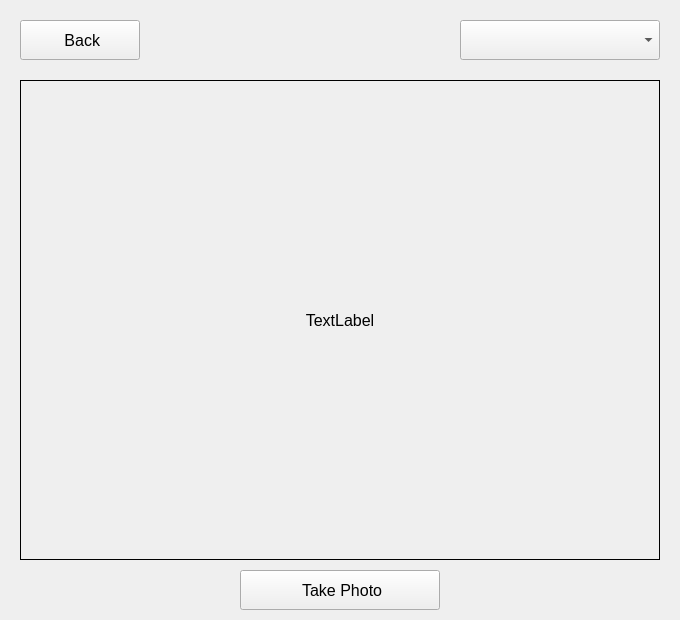
Above: resource/view_controller/take_photo_form/View.ui from muysengly/repo_attendance_system before the change. Below: the same form after it.
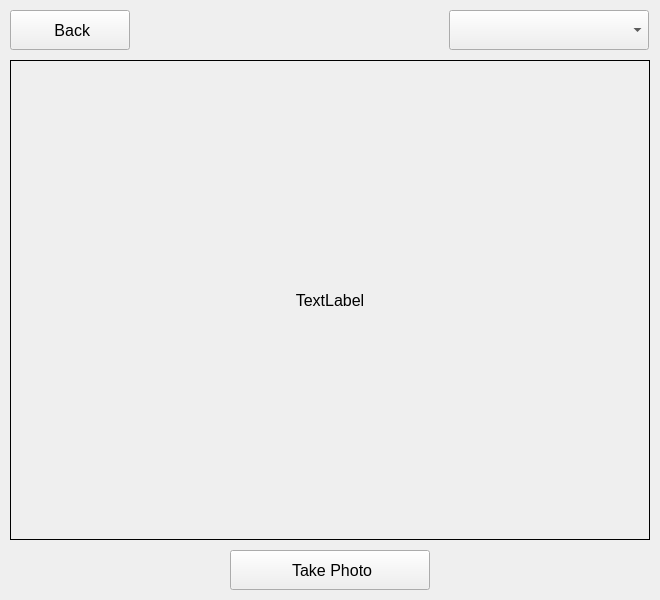
That is the form after the change.

What changed in the file:
```diff
--- a/resource/view_controller/take_photo_form/View.ui
+++ b/resource/view_controller/take_photo_form/View.ui
@@ -6,14 +6,14 @@
    <rect>
     <x>0</x>
     <y>0</y>
-    <width>680</width>
-    <height>620</height>
+    <width>660</width>
+    <height>600</height>
    </rect>
   </property>
   <property name="minimumSize">
    <size>
-    <width>680</width>
-    <height>620</height>
+    <width>0</width>
+    <height>0</height>
    </size>
   </property>
   <property name="maximumSize">
@@ -35,8 +35,8 @@
    <widget class="QLabel" name="label_camera">
     <property name="geometry">
      <rect>
-      <x>20</x>
-      <y>80</y>
+      <x>10</x>
+      <y>60</y>
       <width>640</width>
       <height>480</height>
      </rect>
@@ -59,8 +59,8 @@
    <widget class="QPushButton" name="pushButton_take_photo">
     <property name="geometry">
      <rect>
-      <x>240</x>
-      <y>570</y>
+      <x>230</x>
+      <y>550</y>
       <width>200</width>
       <height>40</height>
      </rect>
@@ -77,8 +77,8 @@
    <widget class="QComboBox" name="comboBox_camera">
     <property name="geometry">
      <rect>
-      <x>460</x>
-      <y>20</y>
+      <x>449</x>
+      <y>10</y>
       <width>200</width>
       <height>40</height>
      </rect>
@@ -92,8 +92,8 @@
    <widget class="QPushButton" name="pushButton_back">
     <property name="geometry">
      <rect>
-      <x>20</x>
-      <y>20</y>
+      <x>10</x>
+      <y>10</y>
       <width>120</width>
       <height>40</height>
      </rect>
```
